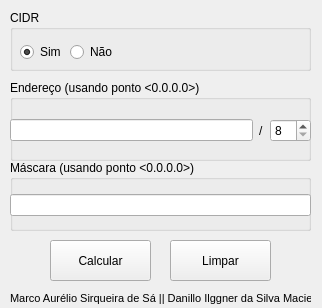
danilloism/calculadoraIPv4, file mainwindow.ui: the form before one commit.
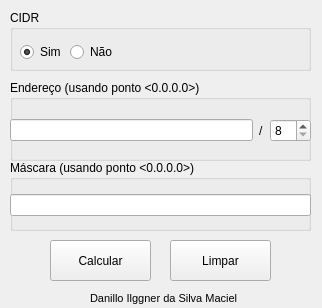
The form after the commit.

```diff
--- a/mainwindow.ui
+++ b/mainwindow.ui
@@ -59,9 +59,9 @@
    <widget class="QLabel" name="label">
     <property name="geometry">
      <rect>
-      <x>10</x>
+      <x>90</x>
       <y>290</y>
-      <width>301</width>
+      <width>151</width>
       <height>16</height>
      </rect>
     </property>
@@ -71,7 +71,7 @@
      </font>
     </property>
     <property name="text">
-     <string>Marco Aurélio Sirqueira de Sá || Danillo Ilggner da Silva Maciel</string>
+     <string>Danillo Ilggner da Silva Maciel</string>
     </property>
    </widget>
    <widget class="QGroupBox" name="groupBox_3">
```
